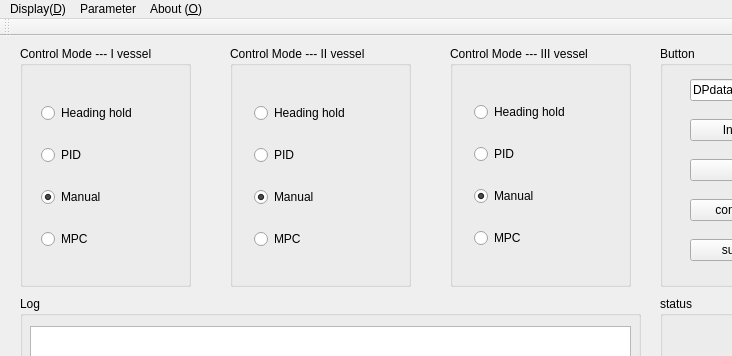
Qt form DPfloatover/QT/mainwindow.ui (Forrest-Z/USV-robotics) before a commit; both pictures show x 0 to 732 and y 0 to 356 of the 847 by 559 pixel window.
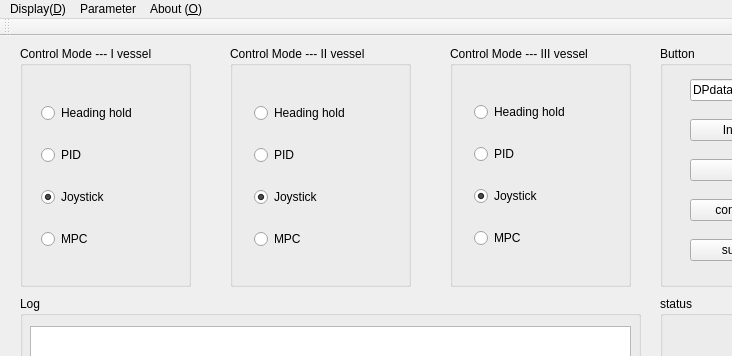
The same form after that commit.

The edit to the form file:
```diff
--- a/DPfloatover/QT/mainwindow.ui
+++ b/DPfloatover/QT/mainwindow.ui
@@ -79,7 +79,7 @@
       <item>
        <widget class="QRadioButton" name="RB_manualI">
         <property name="text">
-         <string>Manual</string>
+         <string>Joystick</string>
         </property>
         <property name="checked">
          <bool>true</bool>
@@ -135,7 +135,7 @@
       <item>
        <widget class="QRadioButton" name="RB_manualII">
         <property name="text">
-         <string>Manual</string>
+         <string>Joystick</string>
         </property>
         <property name="checked">
          <bool>true</bool>
@@ -251,7 +251,7 @@
       <item>
        <widget class="QRadioButton" name="RB_manualIII">
         <property name="text">
-         <string>Manual</string>
+         <string>Joystick</string>
         </property>
         <property name="checked">
          <bool>true</bool>
```
